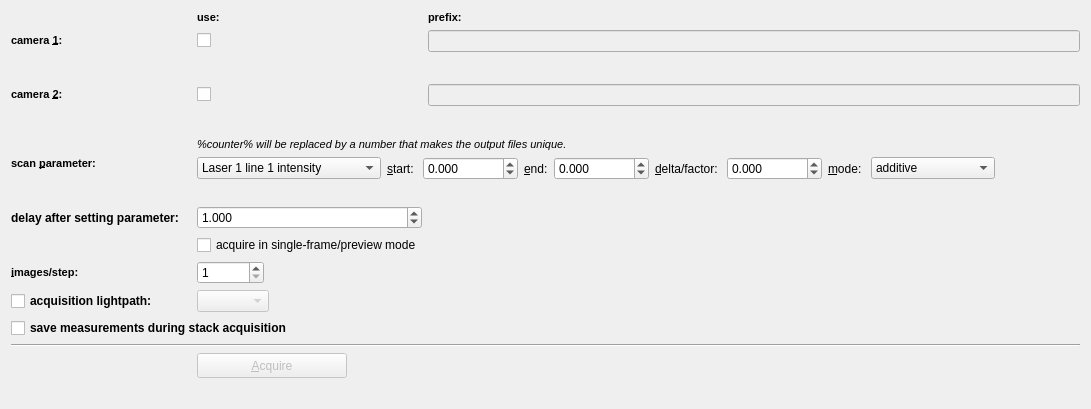
Above: plugins/spimb040/qfespimb040deviceparamstackconfigwidget.ui from jkriege2/QuickFit3 before the change. Below: the same form after it.
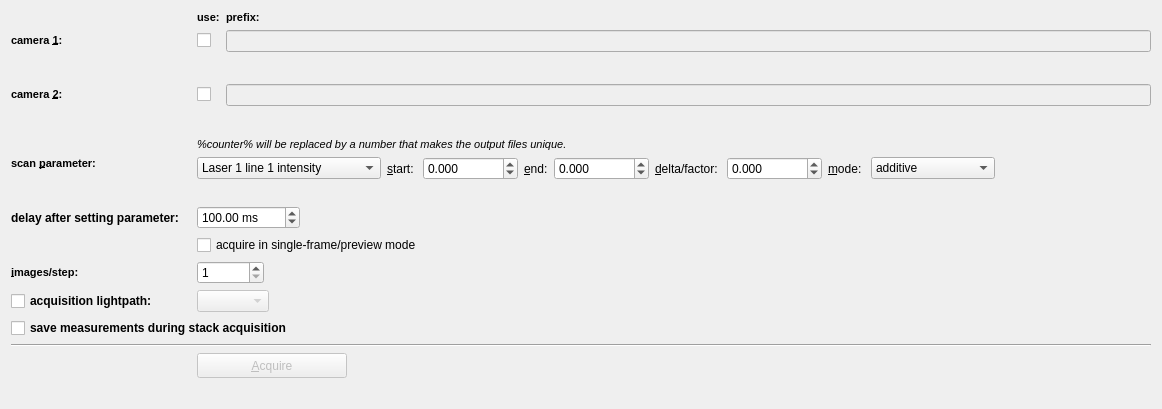
That is the form after the change. Icons and pictures are not drawn. Custom widgets are drawn as their Qt base class.

Patch:
```diff
--- a/plugins/spimb040/qfespimb040deviceparamstackconfigwidget.ui
+++ b/plugins/spimb040/qfespimb040deviceparamstackconfigwidget.ui
@@ -9,7 +9,7 @@
    <rect>
     <x>0</x>
     <y>0</y>
-    <width>1091</width>
+    <width>1162</width>
     <height>409</height>
    </rect>
   </property>
@@ -484,7 +484,20 @@
      </property>
     </widget>
    </item>
-   <item row="13" column="3">
+   <item row="12" column="0">
+    <widget class="QLabel" name="label_2">
+     <property name="font">
+      <font>
+       <weight>75</weight>
+       <bold>true</bold>
+      </font>
+     </property>
+     <property name="text">
+      <string>delay after setting parameter:</string>
+     </property>
+    </widget>
+   </item>
+   <item row="13" column="3" colspan="2">
     <widget class="QCheckBox" name="chkPreviewMode">
      <property name="toolTip">
       <string>&lt;!DOCTYPE HTML PUBLIC &quot;-//W3C//DTD HTML 4.0//EN&quot; &quot;http://www.w3.org/TR/REC-html40/strict.dtd&quot;&gt;
@@ -503,34 +516,38 @@
      </property>
     </widget>
    </item>
-   <item row="12" column="3">
+   <item row="12" column="3" colspan="2">
+    <layout class="QHBoxLayout" name="horizontalLayout_6">
+     <item>
     <widget class="QDoubleSpinBox" name="spinDelay">
      <property name="specialValueText">
       <string>no delay</string>
      </property>
      <property name="suffix">
-      <string>0</string>
+        <string> ms</string>
      </property>
      <property name="maximum">
-      <double>1000.000000000000000</double>
+        <double>1000000.000000000000000</double>
      </property>
      <property name="value">
-      <double>1.000000000000000</double>
+        <double>100.000000000000000</double>
      </property>
     </widget>
    </item>
-   <item row="12" column="0">
-    <widget class="QLabel" name="label_2">
-     <property name="font">
-      <font>
-       <weight>75</weight>
-       <bold>true</bold>
-      </font>
-     </property>
-     <property name="text">
-      <string>delay after setting parameter:</string>
-     </property>
-    </widget>
+     <item>
+      <spacer name="horizontalSpacer_4">
+       <property name="orientation">
+        <enum>Qt::Horizontal</enum>
+       </property>
+       <property name="sizeHint" stdset="0">
+        <size>
+         <width>40</width>
+         <height>20</height>
+        </size>
+       </property>
+      </spacer>
+     </item>
+    </layout>
    </item>
   </layout>
  </widget>
```
Lines whose indentation alone changed are shown as unchanged.
